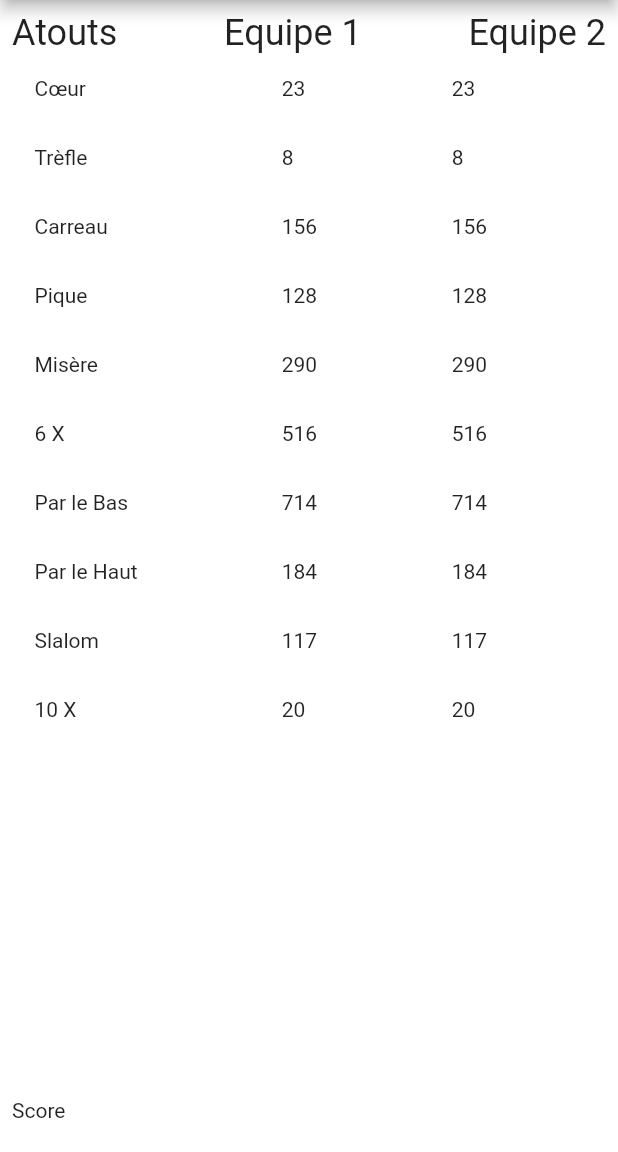
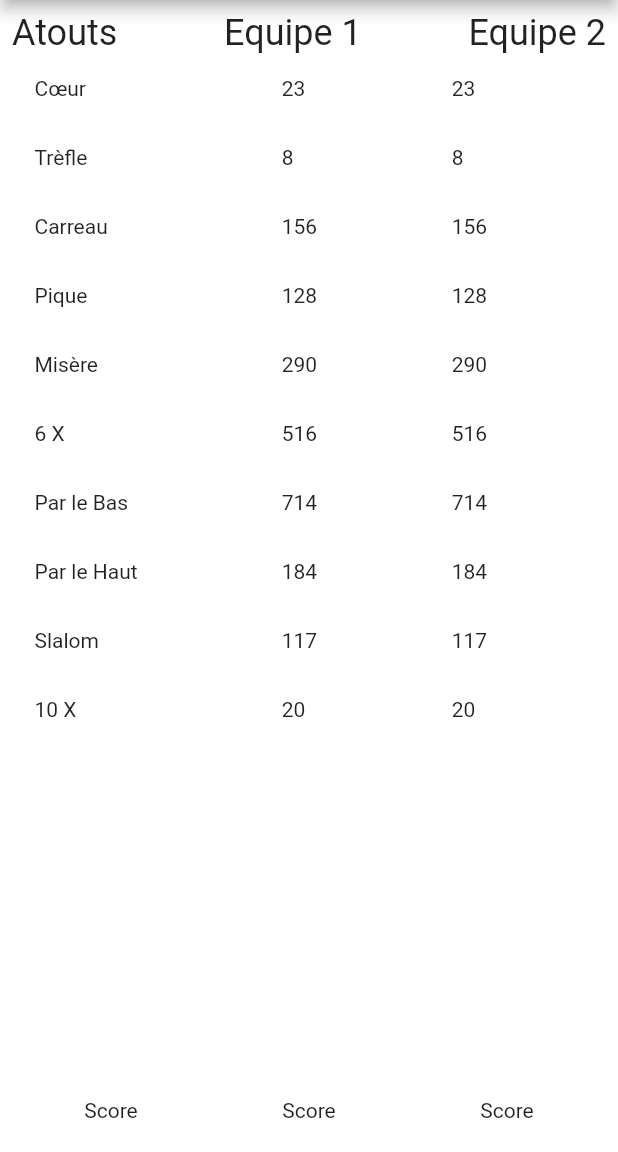
Before and after one commit to Khoding/coiffeur, a Flutter app: the screen it shows after launch, on a phone screen of 412 x 824 dp, the part 84-1236 px from its top. Run offline on Flutter 3.47's test engine with Material 2 defaults, Android fonts, the phone set to English and light mode, and no system bars; Roboto replaces fonts that are missing (Montserrat); project files that could hold a hidden picture were left out.

Commit message:
score and random score

```diff
--- a/lib/main.dart
+++ b/lib/main.dart
@@ -132,7 +132,14 @@ class _MyHomePageState extends State<MyHomePage> {
                 height: appBar.preferredSize.height,
                 child: Row(
                   crossAxisAlignment: CrossAxisAlignment.end,
+                  mainAxisAlignment: MainAxisAlignment.spaceAround,
                   children: [
+                    Text(
+                      'Score',
+                    ),
+                    Text(
+                      'Score',
+                    ),
                     Text(
                       'Score',
                     ),
--- a/lib/widgets/score_item.dart
+++ b/lib/widgets/score_item.dart
@@ -1,6 +1,13 @@
 import 'package:coiffeur/dummy_data.dart';
 import 'package:coiffeur/screens/variantes_screen.dart';
 import 'package:flutter/material.dart';
+import 'dart:math';
+
+rnd() {
+  var rng = new Random();
+  int rnd = rng.nextInt(10) + 1;
+  return rnd;
+}
 
 class ScoreItem extends StatelessWidget {
   final String id;
@@ -31,9 +38,7 @@ class ScoreItem extends StatelessWidget {
   Widget build(BuildContext context) {
     return SingleChildScrollView(
       padding: const EdgeInsets.all(15),
-      child: Text(
-        scores.toString(),
-      ),
+      child: Text('${scores * rnd()}'),
     );
   }
 }
```
